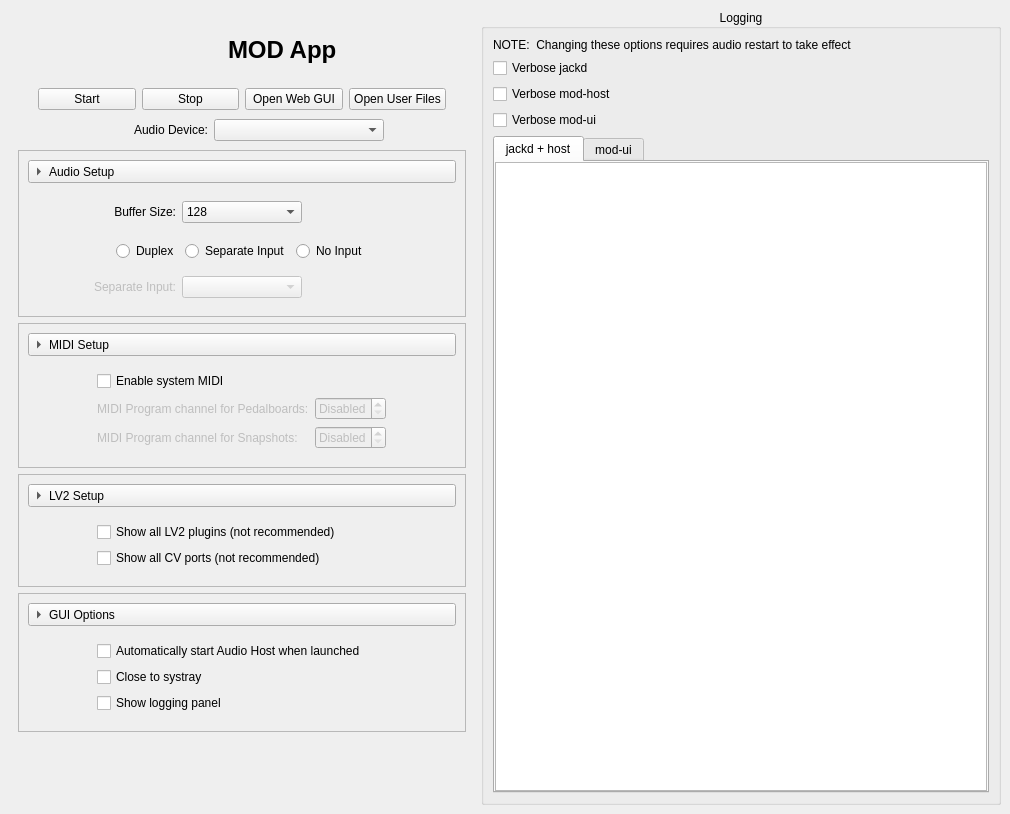
This is systray/mod-app.ui in mod-audio/mod-desktop as Qt 5 draws it before an edit. The edited form follows.
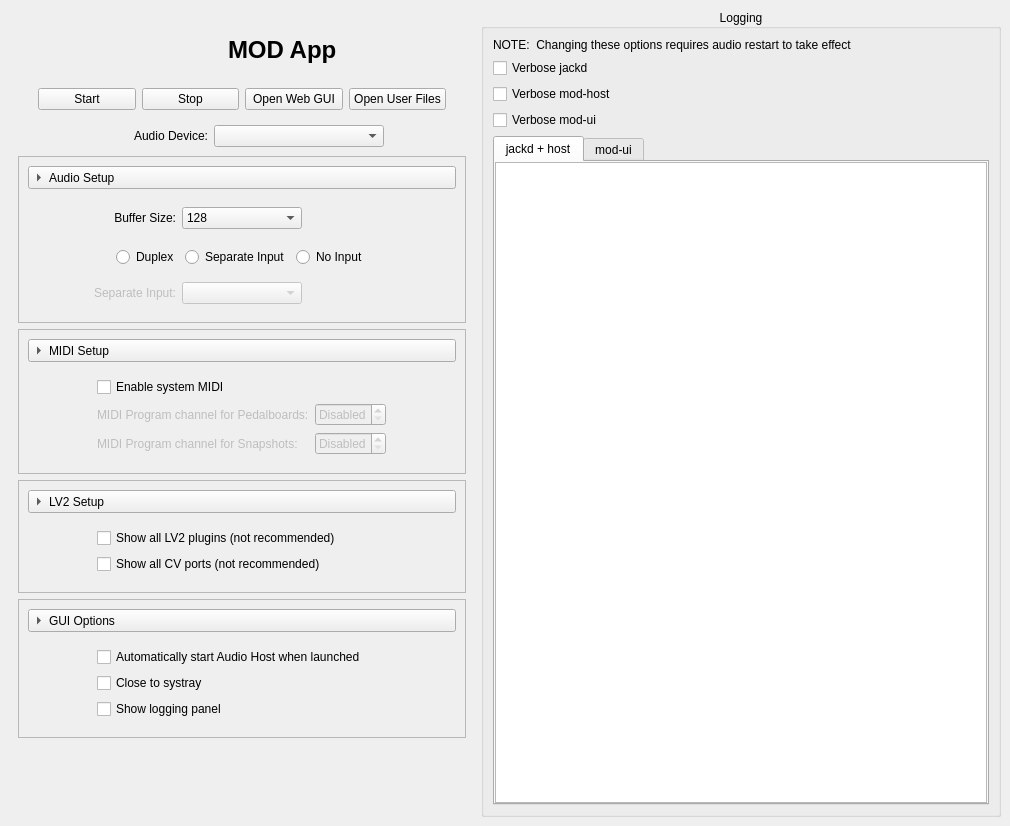
This is the edited form. Icons and pictures are not drawn. Custom widgets are drawn as their Qt base class.

```diff
--- a/systray/mod-app.ui
+++ b/systray/mod-app.ui
@@ -7,7 +7,7 @@
     <x>0</x>
     <y>0</y>
     <width>1010</width>
-    <height>814</height>
+    <height>826</height>
    </rect>
   </property>
   <property name="windowTitle">
@@ -179,6 +179,22 @@
          </item>
         </layout>
        </item>
+       <item>
+        <spacer name="verticalSpacer_2">
+         <property name="orientation">
+          <enum>Qt::Vertical</enum>
+         </property>
+         <property name="sizeType">
+          <enum>QSizePolicy::Fixed</enum>
+         </property>
+         <property name="sizeHint" stdset="0">
+          <size>
+           <width>20</width>
+           <height>6</height>
+          </size>
+         </property>
+        </spacer>
+       </item>
        <item>
         <layout class="QHBoxLayout" name="horizontalLayout_7">
          <item>
```
